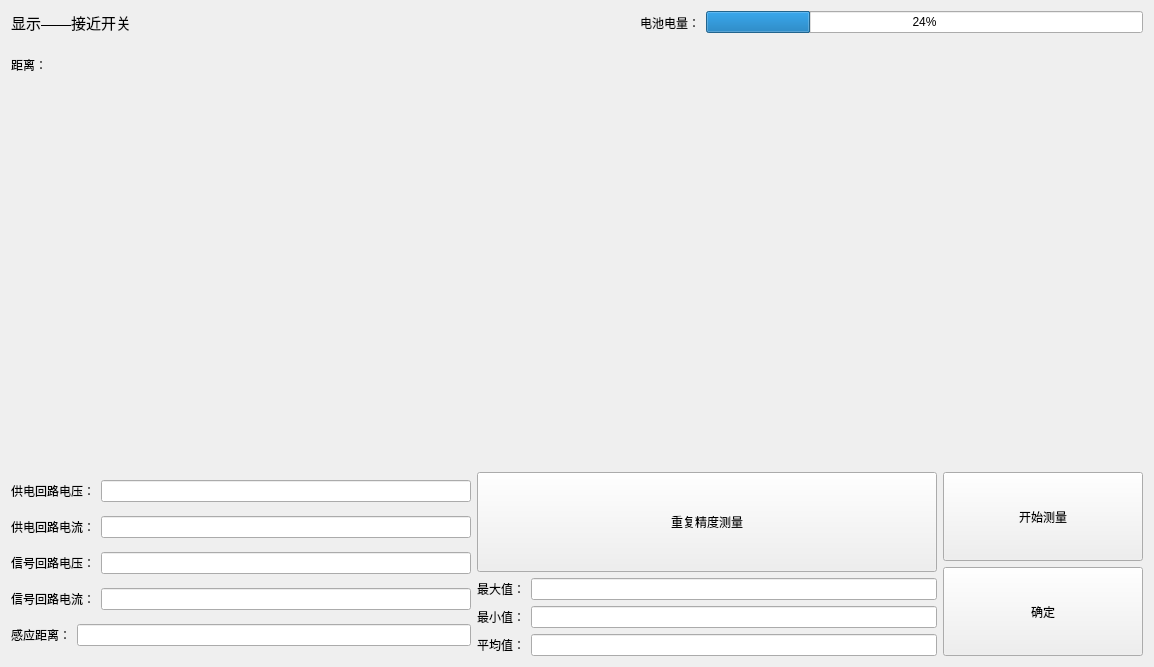
First picture: the form in ui_show/showwin_proximityswitch.ui, repository Dirck-YHP/Proj_sensor_detect, before the edit.
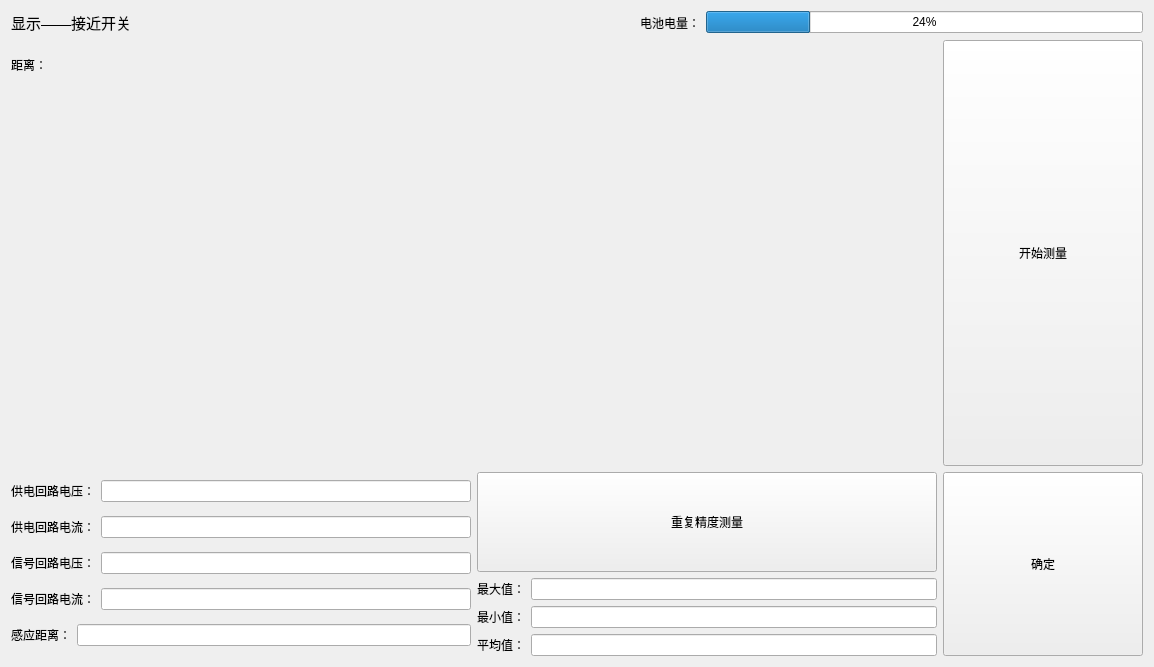
Second picture: the form after the edit. Custom widgets are drawn as their Qt base class.

```diff
--- a/ui_show/showwin_proximityswitch.ui
+++ b/ui_show/showwin_proximityswitch.ui
@@ -240,6 +240,21 @@
    <item row="2" column="1">
     <layout class="QVBoxLayout" name="verticalLayout_4">
      <item>
+      <widget class="QPushButton" name="btn_ok">
+       <property name="sizePolicy">
+        <sizepolicy hsizetype="Minimum" vsizetype="Preferred">
+         <horstretch>0</horstretch>
+         <verstretch>0</verstretch>
+        </sizepolicy>
+       </property>
+       <property name="text">
+        <string>确定</string>
+       </property>
+      </widget>
+     </item>
+    </layout>
+   </item>
+   <item row="1" column="1">
       <widget class="QPushButton" name="btn_start_finish_mea">
        <property name="sizePolicy">
         <sizepolicy hsizetype="Minimum" vsizetype="Preferred">
@@ -260,21 +275,6 @@
         <bool>true</bool>
        </property>
       </widget>
-     </item>
-     <item>
-      <widget class="QPushButton" name="btn_ok">
-       <property name="sizePolicy">
-        <sizepolicy hsizetype="Minimum" vsizetype="Preferred">
-         <horstretch>0</horstretch>
-         <verstretch>0</verstretch>
-        </sizepolicy>
-       </property>
-       <property name="text">
-        <string>确定</string>
-       </property>
-      </widget>
-     </item>
-    </layout>
    </item>
   </layout>
  </widget>
```
Lines whose indentation alone changed are shown as unchanged.
